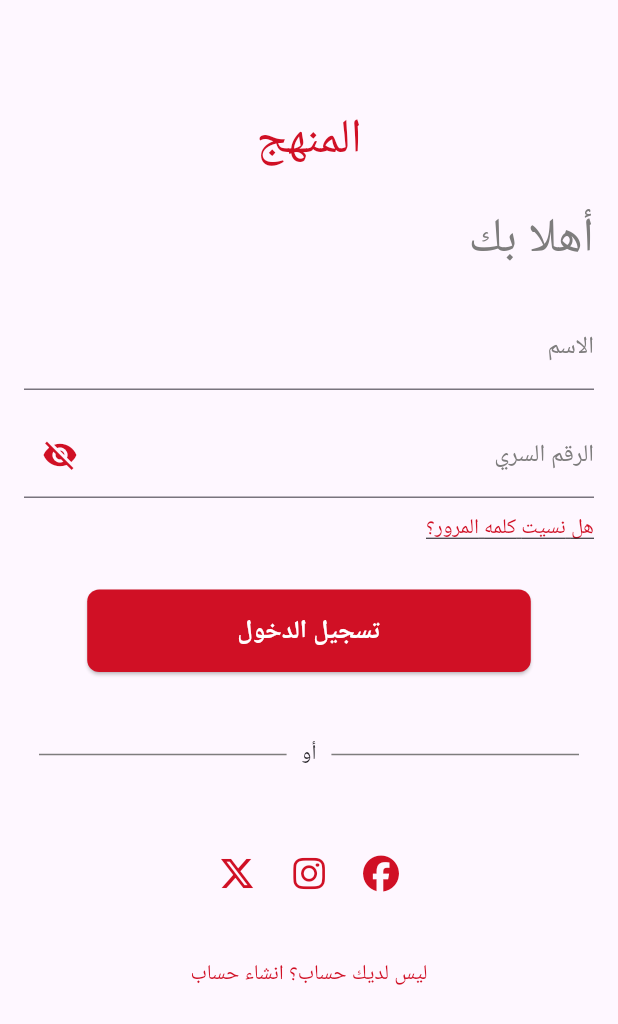
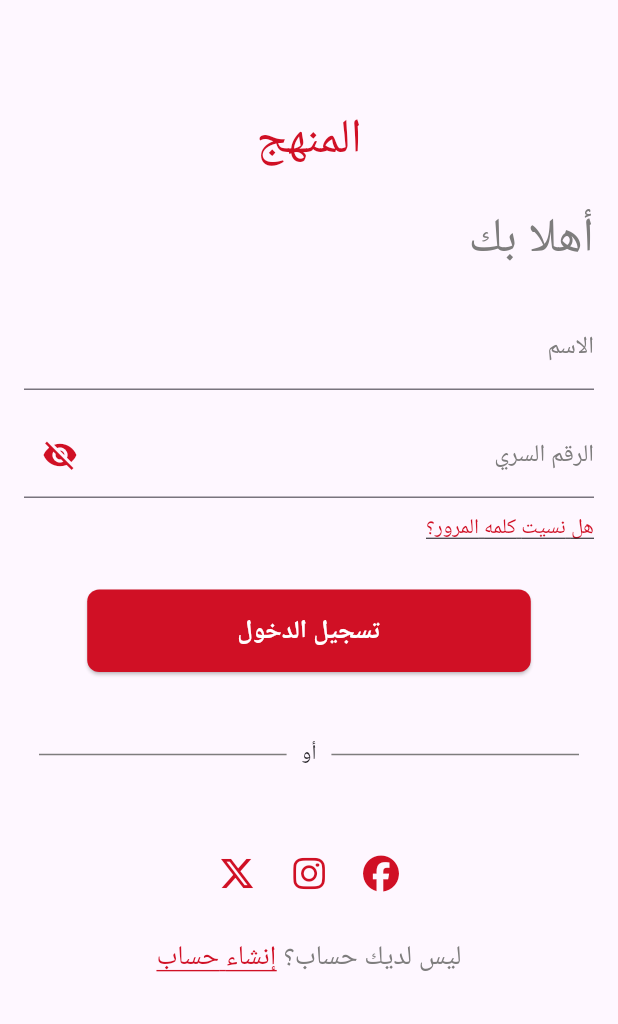
Before and after one commit to Moazzibrahim/Elmanhag, a Flutter app: the screen it shows after launch, on a phone screen of 412 x 824 dp. Shown: the top 1024 px of the screen. Run offline on Flutter 3.47's test engine with Material 3 defaults, Android fonts, the phone set to English and light mode, and no system bars; our stand-ins replace font_awesome_flutter.

Commit message:
login ui done

```diff
--- a/lib/login/login_screen.dart
+++ b/lib/login/login_screen.dart
@@ -1,5 +1,6 @@
-// ignore_for_file: library_private_types_in_public_api
+// ignore_for_file: avoid_print, library_private_types_in_public_api
 
+import 'package:flutter/gestures.dart';
 import 'package:flutter/material.dart';
 import 'package:flutter_localizations/flutter_localizations.dart';
 import 'package:font_awesome_flutter/font_awesome_flutter.dart';
@@ -186,11 +187,26 @@ class _LoginScreenState extends State<LoginScreen> {
                 ),
                 const SizedBox(height: 20),
                 Center(
-                  child: TextButton(
-                    onPressed: () {},
-                    child: const Text(
-                      'ليس لديك حساب؟ انشاء حساب',
-                      style: TextStyle(color: redcolor),
+                  child: RichText(
+                    text: TextSpan(
+                      children: [
+                        const TextSpan(
+                          text: 'ليس لديك حساب؟ ',
+                          style: TextStyle(color: greycolor, fontSize: 18),
+                        ),
+                        TextSpan(
+                          text: 'إنشاء حساب',
+                          style: const TextStyle(
+                              color: redcolor,
+                              decoration: TextDecoration.underline,
+                              fontSize: 18),
+                          recognizer: TapGestureRecognizer()
+                            ..onTap = () {
+                              // Handle the sign-up click
+                              print("Sign up clicked");
+                            },
+                        ),
+                      ],
                     ),
                   ),
                 ),
```
